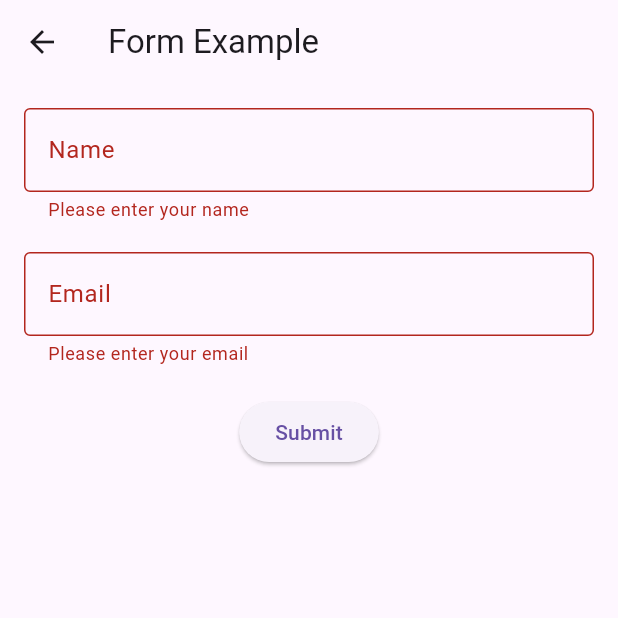
After one commit to AhmedOmran22/widget_catalog_week2_ahmed_omran, a Flutter app: the FormExample screen opened directly, after a tap on "Submit", on a phone screen of 412 x 824 dp, the top half of it. The commit adds this screen. Run offline on Flutter 3.47's test engine with Material 3 defaults, Android fonts, the phone set to English and light mode, and no system bars.

Commit message:
finish material and inputs widgets

```diff
--- /dev/null
+++ b/lib/inputs/form_example.dart
@@ -0,0 +1,89 @@
+import 'package:flutter/material.dart';
+
+class FormExample extends StatefulWidget {
+  const FormExample({super.key});
+
+  @override
+  State<FormExample> createState() => _FormExampleState();
+}
+
+class _FormExampleState extends State<FormExample> {
+  final _formKey = GlobalKey<FormState>();
+
+  final TextEditingController nameController = TextEditingController();
+  final TextEditingController emailController = TextEditingController();
+
+  @override
+  void dispose() {
+    nameController.dispose();
+    emailController.dispose();
+    super.dispose();
+  }
+
+  void _submitForm() {
+    if (_formKey.currentState!.validate()) {
+      ScaffoldMessenger.of(context).showSnackBar(
+        SnackBar(
+          content: Text(
+            'Name: ${nameController.text}, Email: ${emailController.text}',
+          ),
+        ),
+      );
+    }
+  }
+
+  @override
+  Widget build(BuildContext context) {
+    return Scaffold(
+      appBar: AppBar(title: const Text("Form Example")),
+      body: Padding(
+        padding: const EdgeInsets.all(16.0),
+        child: Form(
+          key: _formKey,
+          child: Column(
+            children: [
+              TextFormField(
+                controller: nameController,
+                decoration: const InputDecoration(
+                  labelText: 'Name',
+                  border: OutlineInputBorder(),
+                ),
+                validator: (value) {
+                  if (value == null || value.isEmpty) {
+                    return 'Please enter your name';
+                  }
+                  return null;
+                },
+              ),
+              const SizedBox(height: 20),
+              TextFormField(
+                controller: emailController,
+                decoration: const InputDecoration(
+                  labelText: 'Email',
+                  border: OutlineInputBorder(),
+                ),
+                keyboardType: TextInputType.emailAddress,
+                validator: (value) {
+                  if (value == null || value.isEmpty) {
+                    return 'Please enter your email';
+                  }
+                  if (!RegExp(
+                    r'^[\w-\.]+@([\w-]+\.)+[\w-]{2,4}$',
+                  ).hasMatch(value)) {
+                    return 'Please enter a valid email';
+                  }
+                  return null;
+                },
+              ),
+              const SizedBox(height: 20),
+              ElevatedButton(
+                onPressed: _submitForm,
+                child: const Text('Submit'),
+              ),
+            ],
+          ),
+        ),
+      ),
+    );
+  }
+}
```
Also changed, not shown: lib/inputs/auto_compelete_example.dart (added, +59 -0 lines), lib/inputs/key_board_listner_example.dart (added, +56 -0 lines), lib/main.dart (+5 -3 lines), lib/materials/alert_dialog_example.dart (added, +40 -0 lines), lib/materials/bottom_sheet_example.dart (added, +47 -0 lines), lib/materials/chip_example.dart (added, +32 -0 lines), lib/materials/date_picker_example.dart (added, +52 -0 lines), lib/materials/menu_example.dart (added, +39 -0 lines), lib/materials/radio_example.dart (added, +63 -0 lines), lib/materials/slider_example.dart (added, +43 -0 lines), lib/widgets/exclude_semantics_example.dart (deleted, +0 -30 lines).
